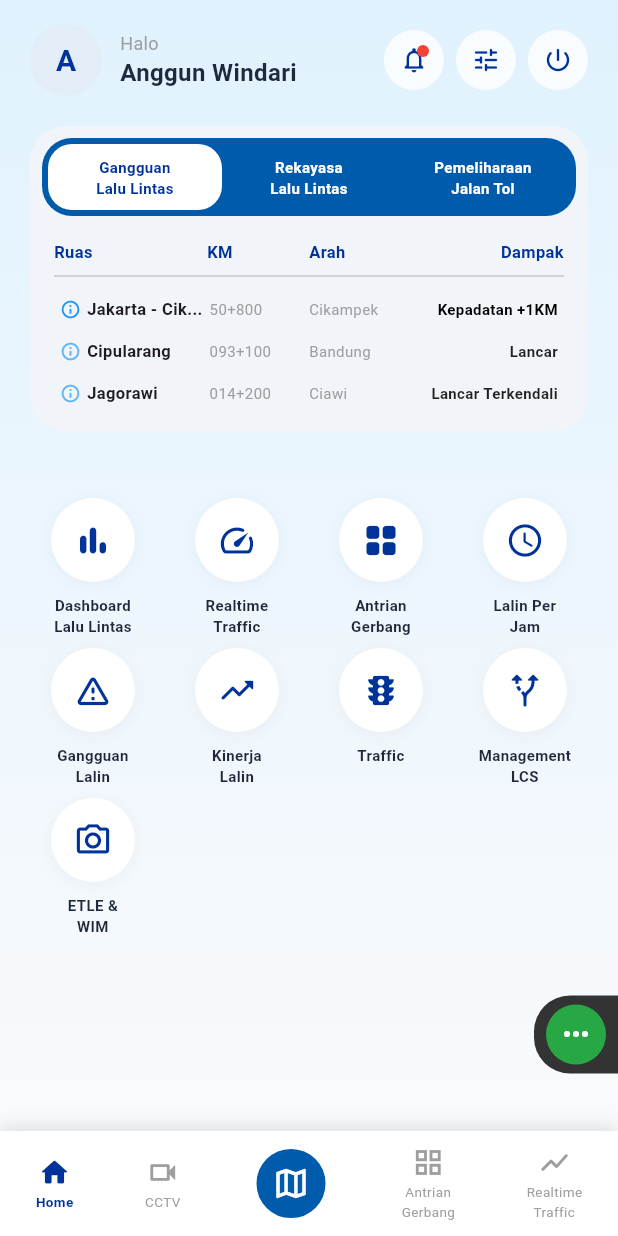
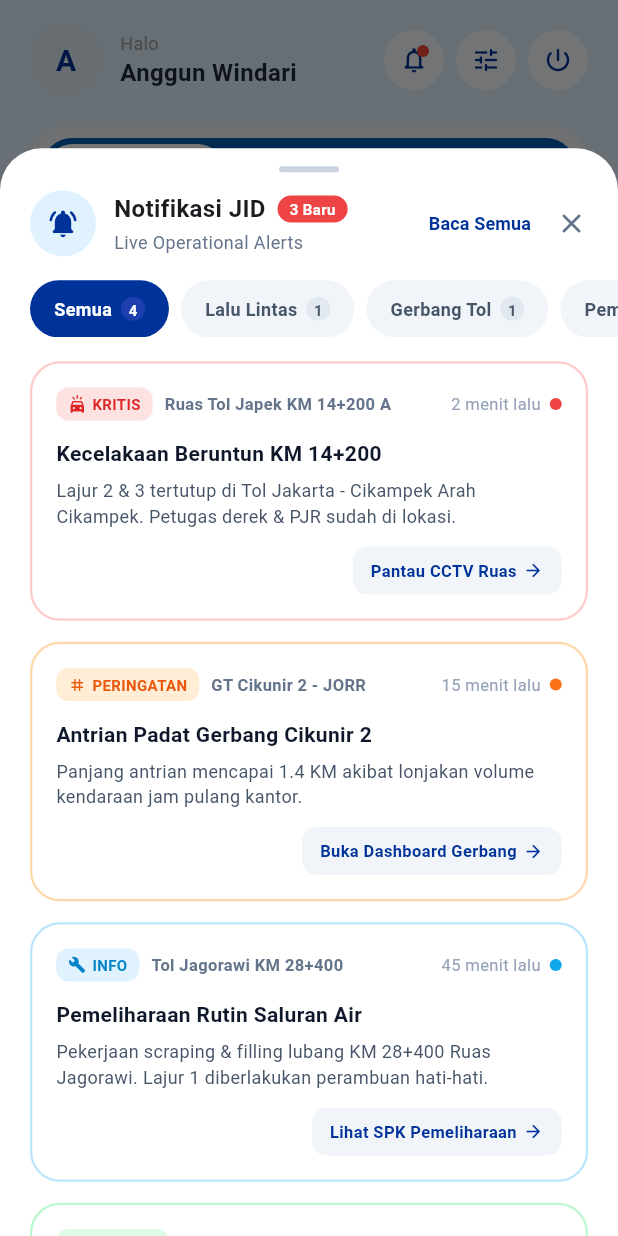
Before and after one commit to ahmadayyuba/idp-jasa-marga, a Flutter app: the screen it shows after launch, after a tap on the "notifications none" icon, on a phone screen of 412 x 824 dp. Run offline on Flutter 3.47's test engine with Material 3 defaults, Android fonts, the phone set to English and light mode, and no system bars.

Commit message:
refactor: modularize notification bottom sheet components and integrate with header profile

```diff
--- a/lib/features/dashboard/presentation/dashboard_screen.dart
+++ b/lib/features/dashboard/presentation/dashboard_screen.dart
@@ -5,6 +5,7 @@ import 'widgets/traffic_summary_card.dart';
 import 'widgets/feature_menu_grid.dart';
 import 'widgets/floating_side_button.dart';
 import 'widgets/custom_bottom_nav_bar.dart';
+import 'widgets/notifications/notification_bottom_sheet.dart';
 
 class DashboardScreen extends StatelessWidget {
   const DashboardScreen({super.key});
@@ -32,8 +33,10 @@ class DashboardScreen extends StatelessWidget {
                   crossAxisAlignment: CrossAxisAlignment.start,
                   children: [
                     HeaderProfileSection(
-                      username: 'Anggun Windari',
-                      onNotificationTap: () {},
+                      userName: 'Anggun Windari',
+                      onNotificationTap: () {
+                        NotificationBottomSheet.show(context);
+                      },
                       onFilterTap: () {},
                       onLogoutTap: () {},
                     ),
--- a/lib/features/dashboard/presentation/widgets/header_profile_section.dart
+++ b/lib/features/dashboard/presentation/widgets/header_profile_section.dart
@@ -1,14 +1,14 @@
 import 'package:flutter/material.dart';
 
 class HeaderProfileSection extends StatelessWidget {
-  final String username;
+  final String userName;
   final VoidCallback onNotificationTap;
   final VoidCallback onFilterTap;
   final VoidCallback onLogoutTap;
 
   const HeaderProfileSection({
     super.key,
-    required this.username,
+    required this.userName,
     required this.onNotificationTap,
     required this.onFilterTap,
     required this.onLogoutTap,
@@ -40,7 +40,7 @@ class HeaderProfileSection extends StatelessWidget {
               style: TextStyle(fontSize: 12, color: Colors.grey),
             ),
             Text(
-              username,
+              userName,
               style: const TextStyle(
                 fontSize: 16,
                 fontWeight: FontWeight.bold,
--- /dev/null
+++ b/lib/features/dashboard/presentation/widgets/notifications/notification_bottom_sheet.dart
@@ -0,0 +1,135 @@
+import 'package:flutter/material.dart';
+import 'notification_header.dart';
+import 'notification_filter_pills.dart';
+import 'notification_card.dart';
+
+class NotificationBottomSheet extends StatefulWidget {
+  const NotificationBottomSheet({super.key});
+
+  static Future<void> show(BuildContext context) {
+    return showModalBottomSheet(
+      context: context,
+      isScrollControlled: true,
+      backgroundColor: Colors.transparent,
+      builder: (context) => const NotificationBottomSheet(),
+    );
+  }
+
+  @override
+  State<NotificationBottomSheet> createState() =>
+      _NotificationBottomSheetState();
+}
+
+class _NotificationBottomSheetState extends State<NotificationBottomSheet> {
+  int _selectedFilterIndex = 0;
+
+  final List<Map<String, dynamic>> _filters = [
+    {'label': 'Semua', 'count': 4},
+    {'label': 'Lalu Lintas', 'count': 1},
+    {'label': 'Gerbang Tol', 'count': 1},
+    {'label': 'Pemeliharaan', 'count': 1},
+  ];
+
+  @override
+  Widget build(BuildContext context) {
+    return Container(
+      height: MediaQuery.of(context).size.height * 0.88,
+      decoration: const BoxDecoration(
+        color: Colors.white,
+        borderRadius: BorderRadius.only(
+          topLeft: Radius.circular(28),
+          topRight: Radius.circular(28),
+        ),
+      ),
+      child: Column(
+        children: [
+          // Sub-Komponen 1: Header
+          NotificationHeader(
+            newCount: 3,
+            onReadAll: () {},
+            onClose: () => Navigator.of(context).pop(),
+          ),
+          const SizedBox(height: 16),
+
+          // Sub-Komponen 2: Filter Pills
+          NotificationFilterPills(
+            selectedIndex: _selectedFilterIndex,
+            filters: _filters,
+            onSelected: (index) => setState(() => _selectedFilterIndex = index),
+          ),
+          const SizedBox(height: 16),
+
+          // Sub-Komponen 3: List Notification Cards
+          Expanded(
+            child: ListView(
+              padding: const EdgeInsets.symmetric(horizontal: 20),
+              children: [
+                NotificationCard(
+                  statusType: 'KRITIS',
+                  statusColor: const Color(0xFFDC2626),
+                  statusBgColor: const Color(0xFFFEE2E2),
+                  borderColor: const Color(0xFFFECACA),
+                  dotColor: const Color(0xFFEF4444),
+                  icon: Icons.minor_crash_rounded,
+                  location: 'Ruas Tol Japek KM 14+200 A',
+                  time: '2 menit lalu',
+                  title: 'Kecelakaan Beruntun KM 14+200',
+                  description:
+                      'Lajur 2 & 3 tertutup di Tol Jakarta - Cikampek Arah Cikampek. Petugas derek & PJR sudah di lokasi.',
+                  actionText: 'Pantau CCTV Ruas',
+                  onActionTap: () {},
+                ),
+                NotificationCard(
+                  statusType: 'PERINGATAN',
+                  statusColor: const Color(0xFFEA580C),
+                  statusBgColor: const Color(0xFFFFEDD5),
+                  borderColor: const Color(0xFFFED7AA),
+                  dotColor: const Color(0xFFF97316),
+                  icon: Icons.tag_rounded,
+                  location: 'GT Cikunir 2 - JORR',
+                  time: '15 menit lalu',
+                  title: 'Antrian Padat Gerbang Cikunir 2',
+                  description:
+                      'Panjang antrian mencapai 1.4 KM akibat lonjakan volume kendaraan jam pulang kantor.',
+                  actionText: 'Buka Dashboard Gerbang',
+                  onActionTap: () {},
+                ),
+                NotificationCard(
+                  statusType: 'INFO',
+                  statusColor: const Color(0xFF0284C7),
+                  statusBgColor: const Color(0xFFE0F2FE),
+                  borderColor: const Color(0xFFBAE6FD),
+                  dotColor: const Color(0xFF0EA5E9),
+                  icon: Icons.build_rounded,
+                  location: 'Tol Jagorawi KM 28+400',
+                  time: '45 menit lalu',
+                  title: 'Pemeliharaan Rutin Saluran Air',
+                  description:
+                      'Pekerjaan scraping & filling lubang KM 28+400 Ruas Jagorawi. Lajur 1 diberlakukan perambuan hati-hati.',
+                  actionText: 'Lihat SPK Pemeliharaan',
+                  onActionTap: () {},
+                ),
+                NotificationCard(
+                  statusType: 'NORMAL',
+                  statusColor: const Color(0xFF16A34A),
+                  statusBgColor: const Color(0xFFDCFCE7),
+                  borderColor: const Color(0xFFBBF7D0),
+                  dotColor: const Color(0xFF22C55E),
+                  icon: Icons.videocam_rounded,
+                  location: 'JID Server Command Center',
+                  time: '2 jam lalu',
+                  title: 'Sinkronisasi Sensor CCTV Normal',
+                  description:
+                      'Seluruh node transmisi sensor CCTV wilayah JABODETABEK terhubung kembali secara terpusat.',
+                  actionText: 'Cek Status Server',
+                  onActionTap: () {},
+                ),
+                const SizedBox(height: 24),
+              ],
+            ),
+          ),
+        ],
+      ),
+    );
+  }
+}
--- /dev/null
+++ b/lib/features/dashboard/presentation/widgets/notifications/notification_card.dart
@@ -0,0 +1,156 @@
+import 'package:flutter/material.dart';
+
+class NotificationCard extends StatelessWidget {
+  final String statusType;
+  final Color statusColor;
+  final Color statusBgColor;
+  final Color borderColor;
+  final Color dotColor;
+  final IconData icon;
+  final String location;
+  final String time;
+  final String title;
+  final String description;
+  final String actionText;
+  final VoidCallback onActionTap;
+
+  const NotificationCard({
+    super.key,
+    required this.statusType,
+    required this.statusColor,
+    required this.statusBgColor,
+    required this.borderColor,
+    required this.dotColor,
+    required this.icon,
+    required this.location,
+    required this.time,
+    required this.title,
+    required this.description,
+    required this.actionText,
+    required this.onActionTap,
+  });
+
+  @override
+  Widget build(BuildContext context) {
+    return Container(
+      margin: const EdgeInsets.only(bottom: 14),
+      padding: const EdgeInsets.all(16),
+      decoration: BoxDecoration(
+        color: Colors.white,
+        borderRadius: BorderRadius.circular(20),
+        border: Border.all(color: borderColor, width: 1.5),
+      ),
+      child: Column(
+        crossAxisAlignment: CrossAxisAlignment.start,
+        children: [
+          Row(
+            children: [
+              Container(
+                padding: const EdgeInsets.symmetric(horizontal: 8, vertical: 4),
+                decoration: BoxDecoration(
+                  color: statusBgColor,
+                  borderRadius: BorderRadius.circular(8),
+                ),
+                child: Row(
+                  children: [
+                    Icon(icon, size: 12, color: statusColor),
+                    const SizedBox(width: 4),
+                    Text(
+                      statusType,
+                      style: TextStyle(
+                        fontSize: 10,
+                        fontWeight: FontWeight.bold,
+                        color: statusColor,
+                      ),
+                    ),
+                  ],
+                ),
+              ),
+              const SizedBox(width: 8),
+              Expanded(
+                child: Text(
+                  location,
+                  style: const TextStyle(
+                    fontSize: 11,
+                    fontWeight: FontWeight.w600,
+                    color: Color(0xFF64748B),
+                  ),
+                  overflow: TextOverflow.ellipsis,
+                ),
+              ),
+              Text(
+                time,
+                style: const TextStyle(
+                  fontSize: 11,
+                  color: Color(0xFF94A3B8),
+                ),
+              ),
+              const SizedBox(width: 6),
+              Container(
+                width: 8,
+                height: 8,
+                decoration: BoxDecoration(
+                  color: dotColor,
+                  shape: BoxShape.circle,
+                ),
+              ),
+            ],
+          ),
+          const SizedBox(height: 12),
+          Text(
+            title,
+            style: const TextStyle(
+              fontSize: 14,
+              fontWeight: FontWeight.bold,
+              color: Color(0xFF0F172A),
+            ),
+          ),
+          const SizedBox(height: 6),
+          Text(
+            description,
+            style: const TextStyle(
+              fontSize: 12,
+              height: 1.4,
+              color: Color(0xFF475569),
+            ),
+          ),
+          const SizedBox(height: 12),
+          Align(
+            alignment: Alignment.centerRight,
+            child: InkWell(
+              onTap: onActionTap,
+              borderRadius: BorderRadius.circular(10),
+              child: Container(
+                padding:
+                    const EdgeInsets.symmetric(horizontal: 12, vertical: 8),
+                decoration: BoxDecoration(
+                  color: const Color(0xFFF1F5F9),
+                  borderRadius: BorderRadius.circular(10),
+                ),
+                child: Row(
+                  mainAxisSize: MainAxisSize.min,
+                  children: [
+                    Text(
+                      actionText,
+                      style: const TextStyle(
+                        fontSize: 11,
+                        fontWeight: FontWeight.bold,
+                        color: Color(0xFF003399),
+                      ),
+                    ),
+                    const SizedBox(width: 4),
+                    const Icon(
+                      Icons.arrow_forward_rounded,
+                      size: 14,
+                      color: Color(0xFF003399),
+                    ),
+                  ],
+                ),
+              ),
+            ),
+          ),
+        ],
+      ),
+    );
+  }
+}
--- /dev/null
+++ b/lib/features/dashboard/presentation/widgets/notifications/notification_filter_pills.dart
@@ -0,0 +1,82 @@
+import 'package:flutter/material.dart';
+
+class NotificationFilterPills  extends StatelessWidget {
+  final int selectedIndex;
+  final List<Map<String, dynamic>> filters;
+  final ValueChanged<int> onSelected;
+
+  const NotificationFilterPills({
+    super.key,
+    required this.selectedIndex,
+    required this.filters,
+    required this.onSelected,
+  });
+
+  @override
+  Widget build(BuildContext context) {
+    return SizedBox(
+      height: 38,
+      child: ListView.builder(
+        scrollDirection: Axis.horizontal,
+        padding: const EdgeInsets.symmetric(horizontal: 20),
+        itemCount: filters.length,
+        itemBuilder: (context, index) {
+          final isSelected = selectedIndex == index;
+          final filter = filters[index];
+          return Padding(
+            padding: const EdgeInsets.only(right: 8),
+            child: GestureDetector(
+              onTap: () => onSelected(index),
+              child: Container(
+                padding: const EdgeInsets.symmetric(
+                  horizontal: 16,
+                  vertical: 8,
+                ),
+                decoration: BoxDecoration(
+                  color: isSelected
+                      ? const Color(0xFF003399)
+                      : const Color(0xFFF1F5F9),
+                  borderRadius: BorderRadius.circular(20),
+                ),
+                child: Row(
+                  children: [
+                    Text(
+                      filter['label'],
+                      style: TextStyle(
+                        fontSize: 12,
+                        fontWeight: FontWeight.w600,
+                        color: isSelected
+                            ? Colors.white
+                            : const Color(0xFF475569),
+                      ),
+                    ),
+                    const SizedBox(width: 6),
+                    Container(
+                      padding: const EdgeInsets.all(5),
+                      decoration: BoxDecoration(
+                        color: isSelected
+                            ? const Color(0xFF1E40AF)
+                            : const Color(0xFFE2E8F0),
+                        shape: BoxShape.circle,
+                      ),
+                      child: Text(
+                        '${filter['count']}',
+                        style: TextStyle(
+                          fontSize: 10,
+                          fontWeight: FontWeight.bold,
+                          color: isSelected
+                              ? Colors.white
+                              : const Color(0xFF475569),
+                        ),
+                      ),
+                    ),
+                  ],
+                ),
+              ),
+            ),
+          );
+        },
+      ),
+    );
+  }
+}
--- /dev/null
+++ b/lib/features/dashboard/presentation/widgets/notifications/notification_header.dart
@@ -0,0 +1,127 @@
+import 'package:flutter/material.dart';
+
+class NotificationHeader extends StatelessWidget {
+  final int newCount;
+  final VoidCallback onReadAll;
+  final VoidCallback onClose;
+
+  const NotificationHeader({
+    super.key,
+    this.newCount = 3,
+    required this.onReadAll,
+    required this.onClose,
+  });
+
+  @override
+  Widget build(BuildContext context) {
+    return Column(
+      children: [
+        const SizedBox(height: 12),
+        // Handle Bar
+        Container(
+          width: 40,
+          height: 4,
+          decoration: BoxDecoration(
+            color: const Color(0xFFCBD5E1),
+            borderRadius: BorderRadius.circular(2),
+          ),
+        ),
+        const SizedBox(height: 12),
+
+        // Header Action Row
+        Padding(
+          padding: const EdgeInsets.symmetric(horizontal: 20),
+          child: Row(
+            children: [
+              Container(
+                width: 44,
+                height: 44,
+                decoration: const BoxDecoration(
+                  color: Color(0xFFE0F2FE),
+                  shape: BoxShape.circle,
+                ),
+                child: const Icon(
+                  Icons.notifications_active_rounded,
+                  color: Color(0xFF003399),
+                  size: 22,
+                ),
+              ),
+              const SizedBox(width: 12),
+              Expanded(
+                child: Column(
+                  crossAxisAlignment: CrossAxisAlignment.start,
+                  children: [
+                    Row(
+                      children: [
+                        const Text(
+                          'Notifikasi JID',
+                          style: TextStyle(
+                            fontSize: 16,
+                            fontWeight: FontWeight.bold,
+                          ),
+                        ),
+                        const SizedBox(width: 8),
+                        if (newCount > 0)
+                          Container(
+                            padding: const EdgeInsets.symmetric(
+                              horizontal: 8,
+                              vertical: 2,
+                            ),
+                            decoration: BoxDecoration(
+                              color: const Color(0xFFEF4444),
+                              borderRadius: BorderRadius.circular(12),
+                            ),
+                            child: Text(
+                              '$newCount Baru',
+                              style: const TextStyle(
+                                fontSize: 10,
+                                fontWeight: FontWeight.bold,
+                                color: Colors.white,
+                              ),
+                            ),
+                          ),
+                      ],
+                    ),
+                    const SizedBox(height: 2),
+                    const Text(
+                      'Live Operational Alerts',
+                      style: TextStyle(
+                        fontSize: 12,
+                        color: Color(0xFF64748B),
+                      ),
+                    ),
+                  ],
+                ),
+              ),
+              TextButton(
+                onPressed: onReadAll,
+                style: TextButton.styleFrom(
+                  padding: EdgeInsets.zero,
+                  minimumSize: Size.zero,
+                  tapTargetSize: MaterialTapTargetSize.shrinkWrap,
+                ),
+                child: const Text(
+                  'Baca Semua',
+                  style: TextStyle(
+                    fontSize: 12,
+                    fontWeight: FontWeight.bold,
+                    color: Color(0xFF003399),
+                  ),
+                ),
+              ),
+              const SizedBox(width: 16),
+              GestureDetector(
+                onTap: onClose,
+                child: const Icon(
+                  Icons.close_rounded,
+                  color: Color(0xFF64748B),
+                  size: 22,
+                ),
+              ),
+            ],
+          ),
+        ),
+      ],
+    );
+  }
+}
```
Also changed, not shown: lib/main.dart (line endings or trailing spaces).
